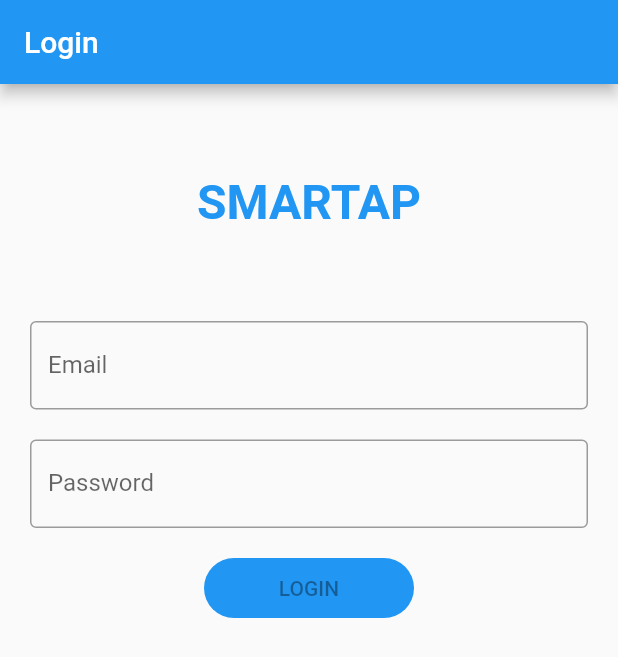
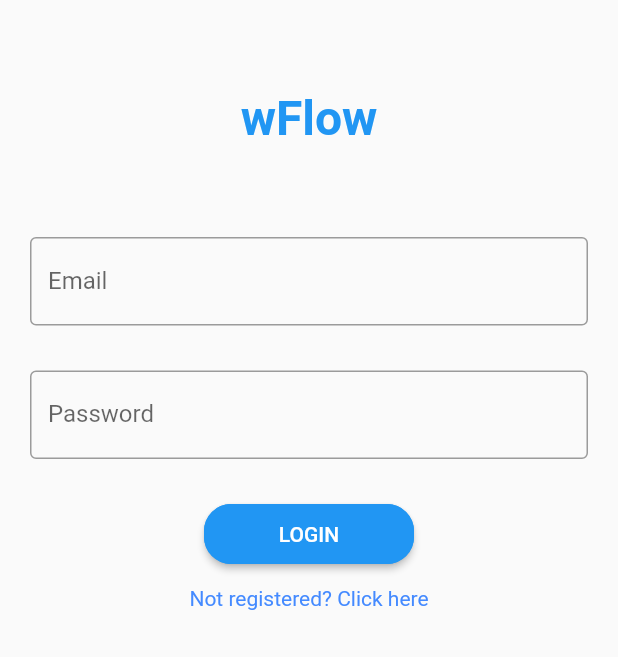
Before and after one commit to AGMLProjects/WFlow, a Flutter app: the screen it shows after launch, on a phone screen of 412 x 824 dp. Shown: the top 657 px of the screen. Run offline on Flutter 3.47's test engine with Material 2 defaults, Android fonts, the phone set to English and light mode, and no system bars.

Commit message:
implemented login (mocked)

```diff
--- a/wflowapp/lib/login/login_page.dart
+++ /dev/null
@@ -1,47 +0,0 @@
-import 'package:flutter/material.dart';
-import 'package:wflowapp/login/components/login_text_box.dart';
-import 'package:wflowapp/login/components/login_title.dart';
-
-class LoginPage extends StatefulWidget {
-  const LoginPage({super.key});
-
-  @override
-  State<LoginPage> createState() => _LoginPageState();
-}
-
-class _LoginPageState extends State<LoginPage> {
-  @override
-  Widget build(BuildContext context) {
-    return Scaffold(
-      appBar: AppBar(
-        title: Text('Login'),
-      ),
-      body: Container(
-        padding: const EdgeInsets.all(20.0),
-        child: Column(
-          children: [
-            // Logo
-            SizedBox(height: 40.0),
-            LoginTitle(text: 'SMARTAP'),
-            SizedBox(height: 60.0),
-            // Email
-            LoginTextBox(text: 'Email', obscure: false),
-            SizedBox(height: 20.0),
-            // Password
-            LoginTextBox(text: 'Password', obscure: true),
-            SizedBox(height: 20.0),
-            // Login button
-            Container(
-              height: 40.0,
-              width: 140.0,
-              decoration: BoxDecoration(
-                  color: Colors.blue,
-                  borderRadius: BorderRadius.circular(20.0)),
-              child: TextButton(onPressed: null, child: Text('LOGIN')),
-            )
-          ],
-        ),
-      ),
-    );
-  }
-}
--- /dev/null
+++ b/wflowapp/lib/login/rest/LoginClient.dart
@@ -0,0 +1,28 @@
+import 'dart:convert';
+import 'package:http/http.dart' as http;
+
+import 'LoginResponse.dart';
+
+class LoginClient {
+  final String url;
+  final String path;
+
+  const LoginClient({required this.url, required this.path});
+
+  Future<LoginResponse> login(String email, String password) async {
+    final response = await http.post(
+      Uri.parse(
+          'https://49c13ba9-40e6-426b-be3c-21acf8b4f1d4.mock.pstmn.io/user/login'),
+      headers: <String, String>{
+        'Content-Type': 'application/json; charset=UTF-8',
+      },
+      body: jsonEncode(<String, String>{'email': email, 'password': password}),
+    );
+
+    if (response.statusCode == 200) {
+      return LoginResponse.fromJson(jsonDecode(response.body));
+    } else {
+      throw Exception('Login failed');
+    }
+  }
+}
--- /dev/null
+++ b/wflowapp/lib/login/rest/LoginResponse.dart
@@ -0,0 +1,13 @@
+class LoginResponse {
+  final String token;
+  final String message;
+
+  const LoginResponse({required this.token, required this.message});
+
+  factory LoginResponse.fromJson(Map<String, dynamic> json) {
+    return LoginResponse(
+      token: json['token'],
+      message: json['message'],
+    );
+  }
+}
--- /dev/null
+++ b/wflowapp/lib/login/ui/login_page.dart
@@ -0,0 +1,123 @@
+import 'dart:convert';
+import 'dart:developer';
+import 'package:http/http.dart' as http;
+
+import 'package:flutter/material.dart';
+import 'package:wflowapp/login/ui/login_text_box.dart';
+import 'package:wflowapp/login/ui/login_title.dart';
+import 'package:wflowapp/login/rest/LoginClient.dart';
+import 'package:wflowapp/login/rest/LoginResponse.dart';
+
+class LoginPage extends StatefulWidget {
+  const LoginPage({super.key});
+
+  @override
+  State<LoginPage> createState() => _LoginPageState();
+}
+
+class _LoginPageState extends State<LoginPage> {
+  final emailController = TextEditingController();
+  final passwordController = TextEditingController();
+  final LoginClient client = LoginClient(
+      url: 'https://49c13ba9-40e6-426b-be3c-21acf8b4f1d4.mock.pstmn.io',
+      path: '/user/login');
+  Future<LoginResponse>? _futureLogin;
+
+  @override
+  void dispose() {
+    emailController.dispose();
+    passwordController.dispose();
+    super.dispose();
+  }
+
+  @override
+  Widget build(BuildContext context) {
+    return Scaffold(
+      body: Container(
+        padding: const EdgeInsets.all(20.0),
+        child: Column(
+          children: [
+            // Logo
+            SizedBox(height: 40.0),
+            LoginTitle(text: 'wFlow'),
+            SizedBox(height: 60.0),
+            // Email
+            TextField(
+              controller: emailController,
+              obscureText: false,
+              decoration: const InputDecoration(
+                  border: OutlineInputBorder(),
+                  labelText: "Email",
+                  hintText: "Email"),
+            ),
+            SizedBox(height: 30.0),
+            // Password
+            TextField(
+              controller: passwordController,
+              obscureText: true,
+              decoration: const InputDecoration(
+                  border: OutlineInputBorder(),
+                  labelText: "Password",
+                  hintText: "Password"),
+            ),
+            SizedBox(height: 30.0),
+            // Login button
+            buildLoginButton(),
+            SizedBox(height: 15.0),
+            const Text('Not registered? Click here',
+                style: TextStyle(
+                  color: Colors.blueAccent,
+                  fontWeight: FontWeight.normal,
+                  fontSize: 14.0,
+                )),
+            SizedBox(height: 60.0),
+            if (_futureLogin != null) buildFutureBuilder(),
+          ],
+        ),
+      ),
+    );
+  }
+
+  Widget buildLoginButton() {
+    return Container(
+      height: 40.0,
+      width: 140.0,
+      decoration: BoxDecoration(
+          color: Colors.blue, borderRadius: BorderRadius.circular(20.0)),
+      child: ElevatedButton(
+          style: ButtonStyle(
+              shape: MaterialStateProperty.all<RoundedRectangleBorder>(
+                  RoundedRectangleBorder(
+                      borderRadius: BorderRadius.circular(18.0),
+                      side: BorderSide(color: Colors.blue)))),
+          onPressed: () {
+            setState(() {
+              String email = emailController.text;
+              String password = passwordController.text;
+              _futureLogin = client.login(email, password);
+            });
+          },
+          child: const Text('LOGIN')),
+    );
+  }
+
+  FutureBuilder<LoginResponse> buildFutureBuilder() {
+    return FutureBuilder<LoginResponse>(
+      future: _futureLogin,
+      builder: (context, snapshot) {
+        if (snapshot.hasData) {
+          return Text(snapshot.data!.message);
+        } else if (snapshot.hasError) {
+          return Text('${snapshot.error}',
+              style: const TextStyle(
+                color: Colors.redAccent,
+                fontWeight: FontWeight.bold,
+                fontSize: 14.0,
+              ));
+        }
+
+        return const CircularProgressIndicator();
+      },
+    );
+  }
+}
--- a/wflowapp/lib/main.dart
+++ b/wflowapp/lib/main.dart
@@ -1,5 +1,5 @@
 import 'package:flutter/material.dart';
-import 'login/login_page.dart';
+import 'login/ui/login_page.dart';
 
 void main() {
   runApp(const MyApp());
@@ -10,6 +10,6 @@ class MyApp extends StatelessWidget {
 
   @override
   Widget build(BuildContext context) {
-    return MaterialApp(debugShowCheckedModeBanner: true, home: LoginPage());
+    return MaterialApp(debugShowCheckedModeBanner: false, home: LoginPage());
   }
 }
--- a/wflowapp/pubspec.yaml
+++ b/wflowapp/pubspec.yaml
@@ -36,6 +36,7 @@ dependencies:
   # The following adds the Cupertino Icons font to your application.
   # Use with the CupertinoIcons class for iOS style icons.
   cupertino_icons: ^1.0.2
+  http: ^0.13.5
 
 dev_dependencies:
   flutter_test:
```
Also changed, not shown: wflowapp/lib/login/ui/login_text_box.dart (renamed from wflowapp/lib/login/components/login_text_box.dart, +6 -1 lines), wflowapp/lib/login/ui/login_title.dart (renamed from wflowapp/lib/login/components/login_title.dart), wflowapp/pubspec.lock.
